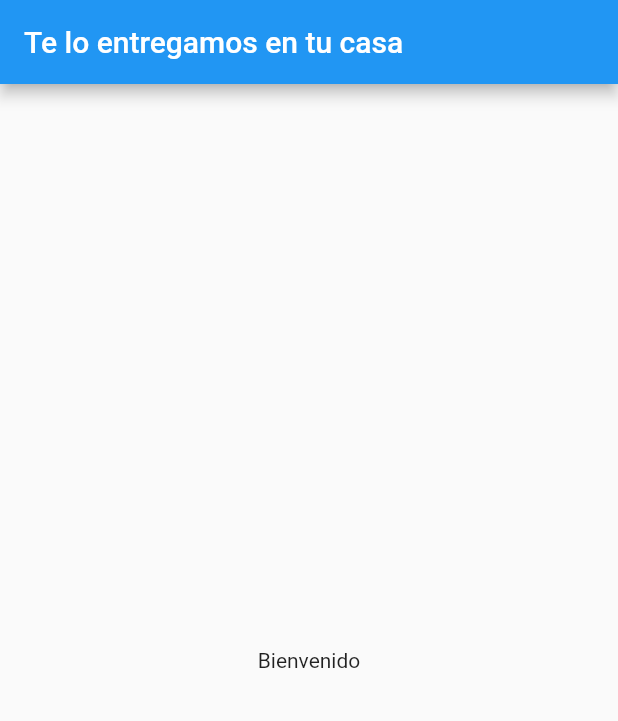
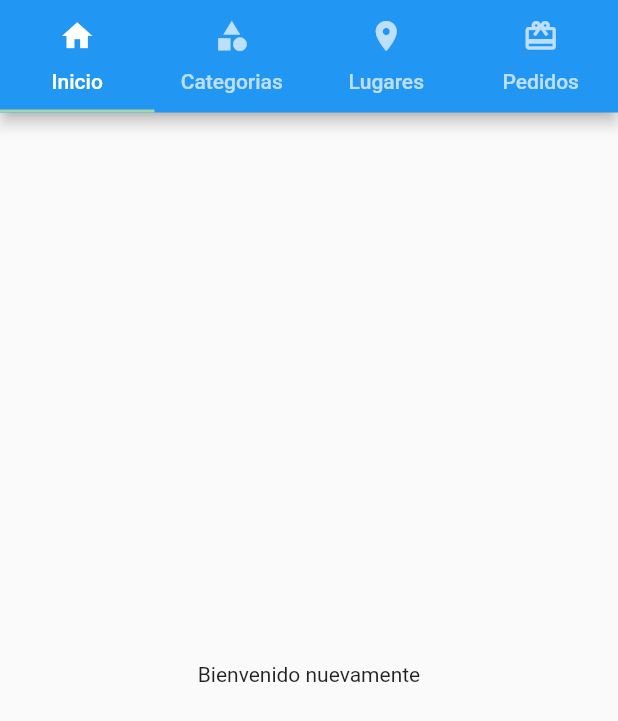
Before and after one commit to jacobgtzmtz/tenlo_admin, a Flutter app: the screen it shows after launch, on a phone screen of 412 x 824 dp. Shown: the top 721 px of the screen. Run offline on Flutter 3.47's test engine with Material 2 defaults, Android fonts, the phone set to English and light mode, and no system bars.

Commit message:
first commit

```diff
--- a/lib/main.dart
+++ b/lib/main.dart
@@ -1,20 +1,52 @@
 import 'package:flutter/material.dart';
+import 'package:tenlo/pages/cardspage.dart';
+import 'package:tenlo/pages/categorias.dart';
+import 'package:tenlo/pages/inicio.dart';
+import 'package:tenlo/pages/lugares.dart';
 
 void main() => runApp(MyApp());
 
-class MyApp extends StatelessWidget{
+class MyApp extends StatelessWidget {
   @override
   Widget build(BuildContext context) {
-    return MaterialApp(
-      title: 'Aplicación de entregas a domicilio',
-      home: Scaffold(
-        appBar: AppBar(
-          title: Text('Te lo entregamos en tu casa'),
-        ),
-        body: Center(
-          child: Text('Bienvenido'),
-        ),
+    final tabController = new DefaultTabController(
+      length: 4,
+      child: new Scaffold(
+        appBar: PreferredSize(
+            preferredSize: Size.fromHeight(75.0),
+            child: AppBar(
+              // title: Text('Top navigation bar'),
+              bottom:
+                  new TabBar(indicatorColor: Colors.green[200], tabs: <Widget>[
+                new Tab(
+                  icon: Icon(Icons.home),
+                  text: 'Inicio',
+                ),
+                new Tab(
+                  icon: Icon(Icons.category),
+                  text: 'Categorias',
+                ),
+                new Tab(
+                  icon: Icon(Icons.place),
+                  text: 'Lugares',
+                ),
+                new Tab(
+                  icon: Icon(Icons.card_giftcard),
+                  text: 'Pedidos',
+                ),
+              ]),
+            )),
+        body: new TabBarView(children: <Widget>[
+          new HomePage(),
+          new CategoriasPage(),
+          new LugaresPage(),
+          new CardsPage(),
+        ]),
       ),
     );
+
+    return MaterialApp(
+        title: 'Aplicación de entregas a domicilio',
+        home: tabController,);
   }
 }
--- /dev/null
+++ b/lib/pages/inicio.dart
@@ -0,0 +1,11 @@
+import 'package:flutter/material.dart';
+
+class HomePage extends StatelessWidget {
+  @override
+  Widget build(BuildContext context) {
+    return Container(
+        child: Center(
+      child: Text('Bienvenido nuevamente'),
+    ));
+  }
+}
--- a/pubspec.yaml
+++ b/pubspec.yaml
@@ -41,8 +41,8 @@ flutter:
   uses-material-design: true
 
   # To add assets to your application, add an assets section, like this:
-  # assets:
-  #  - images/a_dot_burr.jpeg
+  assets:
+  - assets/images/
   #  - images/a_dot_ham.jpeg
 
   # An image asset can refer to one or more resolution-specific "variants", see
```
Also changed, not shown: lib/pages/cardspage.dart (added, +14 -0 lines), lib/pages/categorias.dart (added, +12 -0 lines), lib/pages/lugares.dart (added, +14 -0 lines), assets/images/button.png (added), 5 other files.
